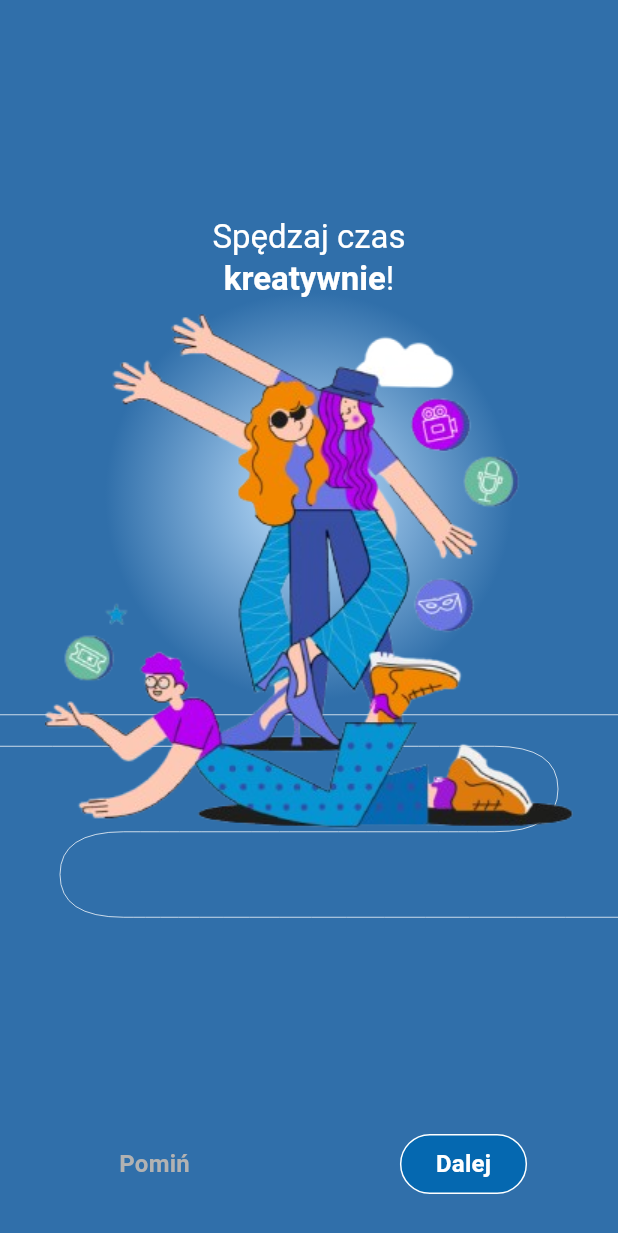
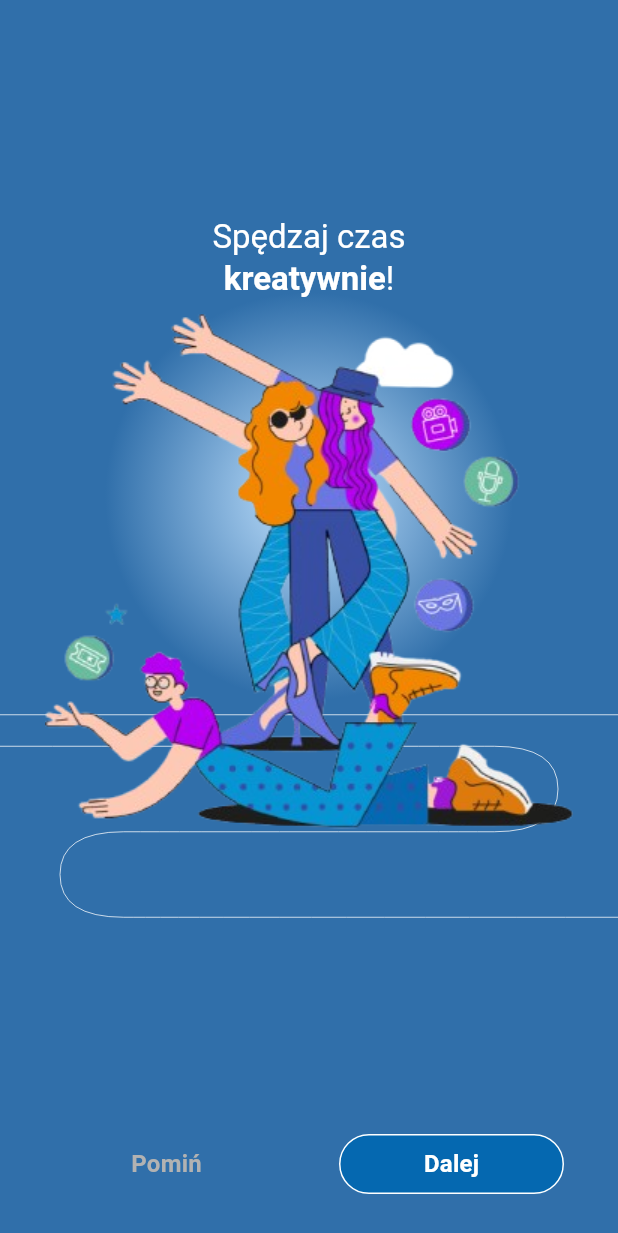
Before and after one commit to Wojtas399/pro_multimedia_recruitment_task, a Flutter app: the screen it shows after launch, on a phone screen of 412 x 824 dp. Shown: the top 1233 px of the screen. Run offline on Flutter 3.47's test engine with Material 3 defaults, Android fonts, the phone set to English and light mode, and no system bars; generated files the repository leaves out were written again.

Commit message:
Corrected appearance of action buttons.

```diff
--- a/lib/l10n/app_pl.arb
+++ b/lib/l10n/app_pl.arb
@@ -12,6 +12,9 @@
   "slide5BoldedText": "na bieżąco",
   "slide6LeadingText": "Złap",
   "slide6BoldedText": "swój rytm",
+  "buttonSkip": "Pomiń",
+  "buttonNext": "Dalej",
+  "buttonStart": "Zaczynamy",
   "finishDialogTitle": "Akuku",
   "finishDialogMessage": "Nie wiem gdzie iść dalej..."
 }
--- a/lib/main.dart
+++ b/lib/main.dart
@@ -87,12 +87,14 @@ class _SlidesState extends State<_Slides> {
         Expanded(
           child: _slides[_currentSlideIndex],
         ),
-        SlidesActions(
-          isLastSlide: _currentSlideIndex == _slides.length - 1,
-          onNextPressed: _nextSlide,
-          onFinishPressed: _finish,
+        Padding(
+          padding: const EdgeInsets.fromLTRB(16, 0, 16, 24),
+          child: SlidesActions(
+            isLastSlide: _currentSlideIndex == _slides.length - 1,
+            onNextPressed: _nextSlide,
+            onFinishPressed: _finish,
+          ),
         ),
-        const SizedBox(height: 24),
       ],
     );
   }
--- a/lib/slides/slides_actions.dart
+++ b/lib/slides/slides_actions.dart
@@ -1,4 +1,6 @@
 import 'package:flutter/material.dart';
+
+import '../extensions/build_context_extensions.dart';
 
 class SlidesActions extends StatelessWidget {
   final bool isLastSlide;
@@ -15,21 +17,30 @@ class SlidesActions extends StatelessWidget {
   @override
   Widget build(BuildContext context) {
     return isLastSlide
-        ? _FilledButton(
-            onPressed: onFinishPressed,
-            label: 'Zaczynamy',
+        ? SizedBox(
+            width: 175,
+            child: _FilledButton(
+              onPressed: onFinishPressed,
+              label: '${context.str.buttonStart}!',
+            ),
           )
         : Row(
             children: [
               const Expanded(
                 child: Center(
-                  child: _SkipButton(),
+                  child: SizedBox(
+                    width: 150,
+                    child: _SkipButton(),
+                  ),
                 ),
               ),
               Expanded(
                 child: Center(
-                  child: _NextButton(
-                    onPressed: onNextPressed,
+                  child: SizedBox(
+                    width: 150,
+                    child: _NextButton(
+                      onPressed: onNextPressed,
+                    ),
                   ),
                 ),
               ),
@@ -54,7 +65,7 @@ class _SkipButton extends StatelessWidget {
         ),
       ),
       onPressed: () {},
-      child: const Text('Pomiń'),
+      child: Text(context.str.buttonSkip),
     );
   }
 }
@@ -70,7 +81,7 @@ class _NextButton extends StatelessWidget {
   Widget build(BuildContext context) {
     return _FilledButton(
       onPressed: onPressed,
-      label: 'Dalej',
+      label: context.str.buttonNext,
     );
   }
 }
```
